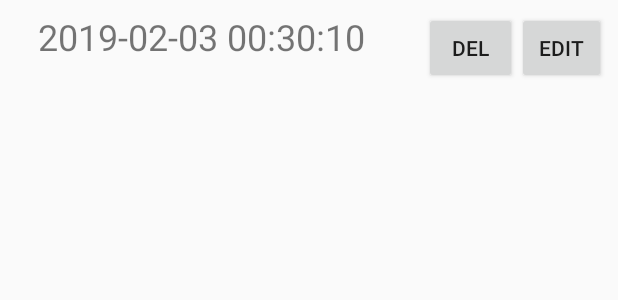
After one commit to Shaary/10000Hours, an Android app: the layout session_item_view.xml on its own in the app's theme, with its tools: preview values and no code run, on a phone screen of 412 x 824 dp. The commit adds this screen. Shown: the top 300 px of the screen. Run offline under Robolectric (Android 15) with nearby library versions, the phone set to English and light mode, and no system bars.

```diff
--- a/app/src/main/java/com/shaary/a10000hours/view_model/TrackingActivityViewModel.java
+++ b/app/src/main/java/com/shaary/a10000hours/view_model/SkillActivityViewModel.java
@@ -12,12 +12,12 @@ import com.shaary.a10000hours.model.Skill;
 
 import java.util.List;
 
-public class TrackingActivityViewModel extends AndroidViewModel {
+public class SkillActivityViewModel extends AndroidViewModel {
     private Repository repository;
     // Might not need it here
     private LiveData<List<Session>> sessions;
 
-    public TrackingActivityViewModel(@NonNull Application application) {
+    public SkillActivityViewModel(@NonNull Application application) {
         super(application);
         repository = new Repository(application);
     }
--- /dev/null
+++ b/app/src/main/res/layout/session_item_view.xml
@@ -0,0 +1,40 @@
+<?xml version="1.0" encoding="utf-8"?>
+<android.support.constraint.ConstraintLayout
+    xmlns:android="http://schemas.android.com/apk/res/android"
+    xmlns:app="http://schemas.android.com/apk/res-auto"
+    xmlns:tools="http://schemas.android.com/tools"
+    android:layout_width="match_parent"
+    android:layout_height="wrap_content">
+
+    <TextView
+        android:id="@+id/session_text_view"
+        android:layout_width="236dp"
+        android:layout_height="wrap_content"
+        android:layout_marginStart="8dp"
+        android:layout_marginTop="8dp"
+        android:text="2019-02-03 00:30:10"
+        android:textSize="24sp"
+        app:layout_constraintEnd_toStartOf="@+id/del_session_button"
+        app:layout_constraintHorizontal_bias="0.444"
+        app:layout_constraintStart_toStartOf="parent"
+        app:layout_constraintTop_toTopOf="parent" />
+
+    <Button
+        android:id="@+id/del_session_button"
+        android:layout_width="62dp"
+        android:layout_height="wrap_content"
+        android:layout_marginTop="8dp"
+        android:text="Del"
+        app:layout_constraintEnd_toStartOf="@+id/edit_session_button"
+        app:layout_constraintTop_toTopOf="parent" />
+
+    <Button
+        android:id="@+id/edit_session_button"
+        android:layout_width="59dp"
+        android:layout_height="wrap_content"
+        android:layout_marginTop="8dp"
+        android:layout_marginEnd="8dp"
+        android:text="Edit"
+        app:layout_constraintEnd_toEndOf="parent"
+        app:layout_constraintTop_toTopOf="parent" />
+</android.support.constraint.ConstraintLayout>
```
Also changed, not shown: app/src/main/java/com/shaary/a10000hours/view/SessionsActivity.java (+38 -2 lines), app/src/main/java/com/shaary/a10000hours/view/SessionsAdapter.java (added, +66 -0 lines), app/src/main/java/com/shaary/a10000hours/view/SkillActivity.java (+9 -3 lines), app/src/main/java/com/shaary/a10000hours/view_model/SessionsActivityViewModel.java (added, +29 -0 lines), app/src/main/res/layout/activity_database.xml (+8 -6 lines).
